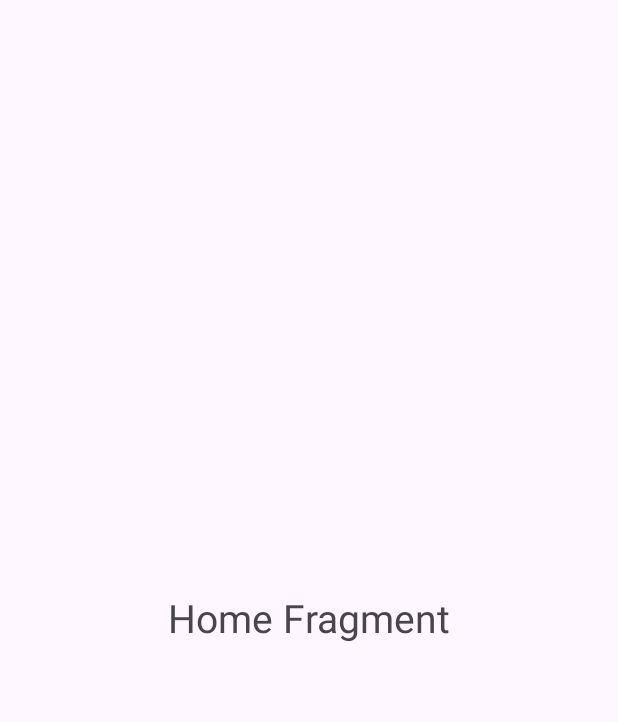
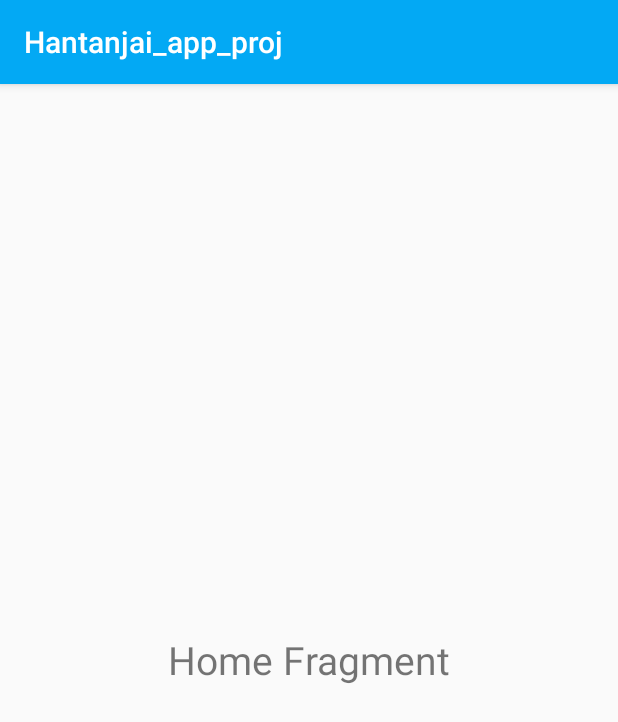
Before and after one commit to Phetchapa/Hantanjai_app_proj, an Android app: the fragment Home shown on its own in the app's theme, on a phone screen of 412 x 824 dp. Shown: the top 722 px of the screen. Run offline under Robolectric (Android 15) with nearby library versions, the phone set to English and light mode, and no system bars.

Commit message:
create tool bar on top

```diff
--- a/app/src/main/java/com/example/hantanjai_app_proj/Home.kt
+++ b/app/src/main/java/com/example/hantanjai_app_proj/Home.kt
@@ -5,6 +5,8 @@ import androidx.fragment.app.Fragment
 import android.view.LayoutInflater
 import android.view.View
 import android.view.ViewGroup
+import androidx.appcompat.app.AppCompatActivity
+import androidx.appcompat.widget.AppCompatTextView
 
 // TODO: Rename parameter arguments, choose names that match
 // the fragment initialization parameters, e.g. ARG_ITEM_NUMBER
@@ -23,11 +25,17 @@ class Home : Fragment() {
 
     override fun onCreate(savedInstanceState: Bundle?) {
         super.onCreate(savedInstanceState)
+
         arguments?.let {
             param1 = it.getString(ARG_PARAM1)
             param2 = it.getString(ARG_PARAM2)
         }
+        val actionBarTextView: AppCompatTextView? = (activity as? AppCompatActivity)?.supportActionBar?.customView?.findViewById(R.id.action_bar)
+
+        // Update the text of the TextView if found
+        actionBarTextView?.text = "หน้าหลัก"
     }
+
 
     override fun onCreateView(
         inflater: LayoutInflater, container: ViewGroup?,
--- a/app/src/main/java/com/example/hantanjai_app_proj/Notification.kt
+++ b/app/src/main/java/com/example/hantanjai_app_proj/Notification.kt
@@ -5,6 +5,8 @@ import androidx.fragment.app.Fragment
 import android.view.LayoutInflater
 import android.view.View
 import android.view.ViewGroup
+import androidx.appcompat.app.AppCompatActivity
+import androidx.appcompat.widget.AppCompatTextView
 
 // TODO: Rename parameter arguments, choose names that match
 // the fragment initialization parameters, e.g. ARG_ITEM_NUMBER
@@ -27,6 +29,10 @@ class Notification : Fragment() {
             param1 = it.getString(ARG_PARAM1)
             param2 = it.getString(ARG_PARAM2)
         }
+        val actionBarTextView: AppCompatTextView? = (activity as? AppCompatActivity)?.supportActionBar?.customView?.findViewById(R.id.action_bar)
+
+        // Update the text of the TextView if found
+        actionBarTextView?.text = "แจ้งเตือน"
     }
 
     override fun onCreateView(
--- a/app/src/main/java/com/example/hantanjai_app_proj/Other.kt
+++ b/app/src/main/java/com/example/hantanjai_app_proj/Other.kt
@@ -5,6 +5,8 @@ import androidx.fragment.app.Fragment
 import android.view.LayoutInflater
 import android.view.View
 import android.view.ViewGroup
+import androidx.appcompat.app.AppCompatActivity
+import androidx.appcompat.widget.AppCompatTextView
 
 // TODO: Rename parameter arguments, choose names that match
 // the fragment initialization parameters, e.g. ARG_ITEM_NUMBER
@@ -27,6 +29,10 @@ class Other : Fragment() {
             param1 = it.getString(ARG_PARAM1)
             param2 = it.getString(ARG_PARAM2)
         }
+        val actionBarTextView: AppCompatTextView? = (activity as? AppCompatActivity)?.supportActionBar?.customView?.findViewById(R.id.action_bar)
+
+        // Update the text of the TextView if found
+        actionBarTextView?.text = "อื่นๆ"
     }
 
     override fun onCreateView(
--- a/app/src/main/java/com/example/hantanjai_app_proj/Paybill.kt
+++ b/app/src/main/java/com/example/hantanjai_app_proj/Paybill.kt
@@ -5,6 +5,8 @@ import androidx.fragment.app.Fragment
 import android.view.LayoutInflater
 import android.view.View
 import android.view.ViewGroup
+import androidx.appcompat.app.AppCompatActivity
+import androidx.appcompat.widget.AppCompatTextView
 
 // TODO: Rename parameter arguments, choose names that match
 // the fragment initialization parameters, e.g. ARG_ITEM_NUMBER
@@ -27,6 +29,10 @@ class Paybill : Fragment() {
             param1 = it.getString(ARG_PARAM1)
             param2 = it.getString(ARG_PARAM2)
         }
+        val actionBarTextView: AppCompatTextView? = (activity as? AppCompatActivity)?.supportActionBar?.customView?.findViewById(R.id.action_bar)
+
+        // Update the text of the TextView if found
+        actionBarTextView?.text = "บิลต้องจ่าย"
     }
 
     override fun onCreateView(
--- a/app/src/main/res/layout/activity_main.xml
+++ b/app/src/main/res/layout/activity_main.xml
@@ -16,6 +16,7 @@
         app:layout_constraintTop_toTopOf="parent">
 
     </FrameLayout>
+
 
     <com.google.android.material.bottomnavigation.BottomNavigationView
         android:id="@+id/bottomNavigationView"
--- a/app/src/main/res/values/themes.xml
+++ b/app/src/main/res/values/themes.xml
@@ -1,10 +1,12 @@
 <resources xmlns:tools="http://schemas.android.com/tools">
     <!-- Base application theme. -->
-    <style name="Base.Theme.Hantanjai_app_proj" parent="Theme.Material3.DayNight.NoActionBar">
+    <style name="Base.Theme.Hantanjai_app_proj" parent="Theme.AppCompat.DayNight.DarkActionBar">
         <!-- Customize your light theme here. -->
         <!-- <item name="colorPrimary">@color/my_light_primary</item> -->
+        <item name="colorPrimary">@color/skyblue</item>
+
     </style>
-
+<!--parent="Theme.Material3.DayNight.NoActionBar"-->
     <style name="Theme.Hantanjai_app_proj" parent="Base.Theme.Hantanjai_app_proj" />
     <style name="App.Custom.Indicator" parent="Widget.Material3.BottomNavigationView.ActiveIndicator">
         <item name="android:color">@color/skyblue</item>
```
Also changed, not shown: app/src/main/java/com/example/hantanjai_app_proj/MainActivity.kt (+13 -0 lines), app/src/main/res/layout/action_bar_layout.xml (added, +17 -0 lines).
